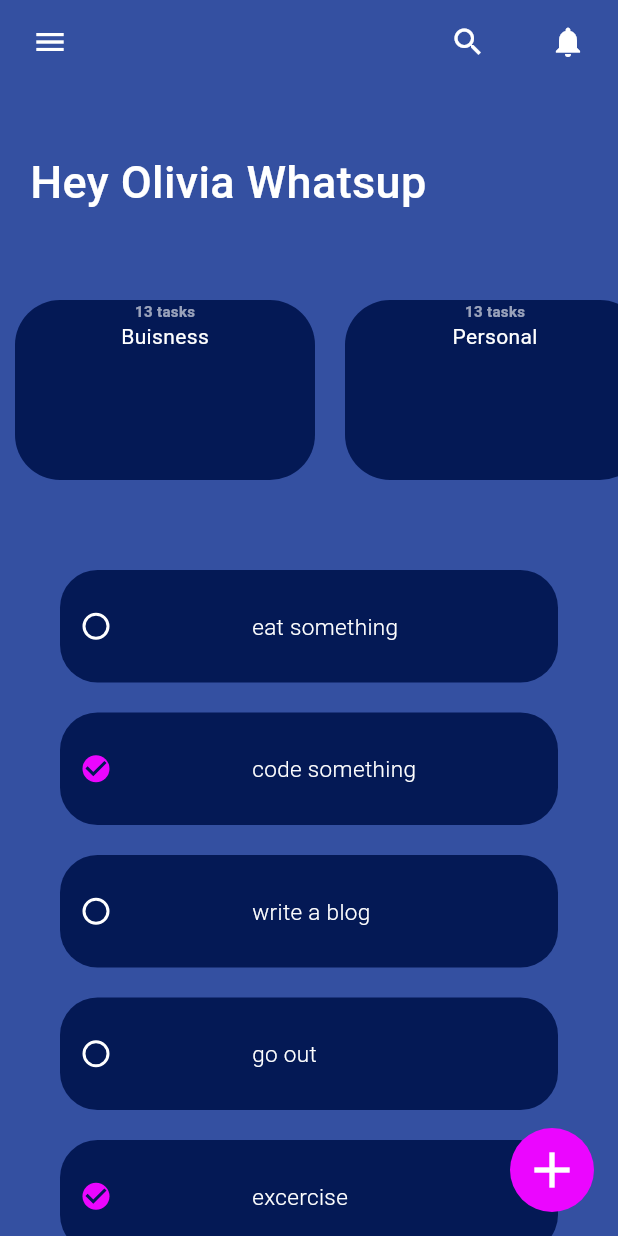
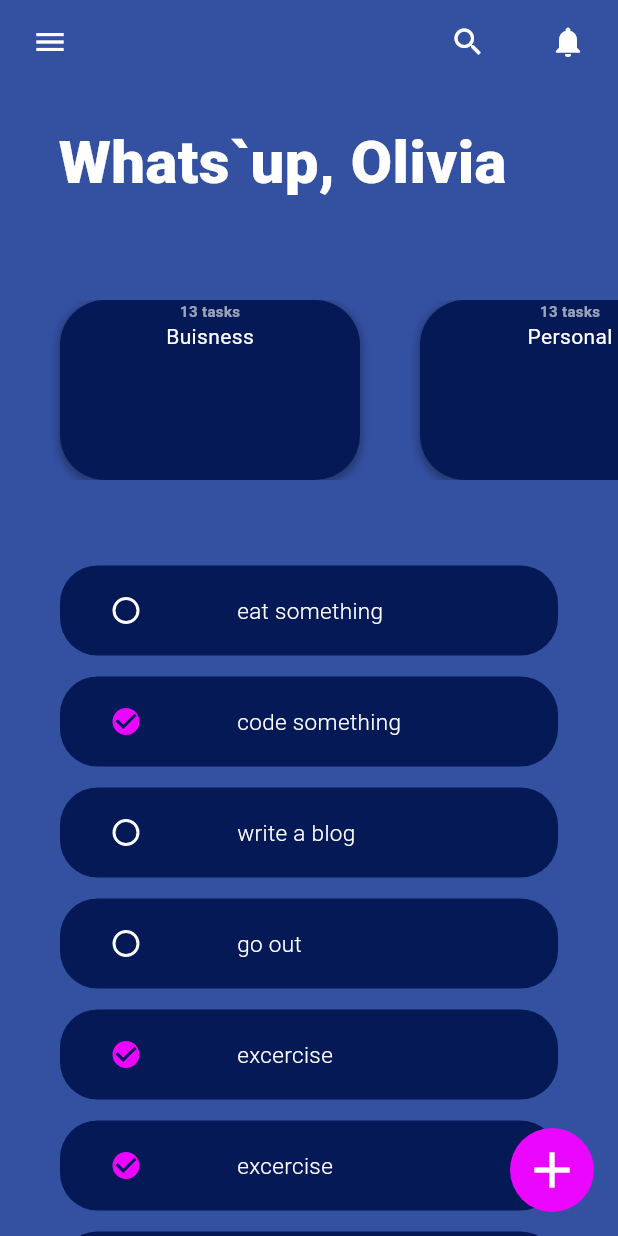
Before and after one commit to chaudharyjatin115/plan_it, a Flutter app: the screen it shows after launch, on a phone screen of 412 x 824 dp. Run offline on Flutter 3.47's test engine with Material 2 defaults, Android fonts, the phone set to English and light mode, and no system bars.

Commit message:
restructure the app

```diff
--- a/lib/src/ui/screens/home_screen.dart
+++ b/lib/src/ui/screens/home_screen.dart
@@ -1,12 +1,16 @@
 import 'package:flutter/material.dart';
-import 'package:plan_it/src/models/todo_model.dart';
-import 'package:plan_it/src/ui/const/app_constants.dart';
+import 'package:plan_it/src/ui/widgets/custom_app_bar.dart';
+
+import 'package:plan_it/src/ui/widgets/task_category_widget.dart';
+import 'package:plan_it/src/ui/widgets/task_widget.dart';
 
 class HomeScreen extends StatelessWidget {
   const HomeScreen({Key? key}) : super(key: key);
 
   @override
   Widget build(BuildContext context) {
+
+
     return Scaffold(
         floatingActionButton: Container(
           decoration: BoxDecoration(
@@ -21,115 +25,29 @@ class HomeScreen extends StatelessWidget {
         ),
         body: CustomScrollView(
           slivers: [
-            SliverAppBar(
-              backgroundColor: Theme.of(context).scaffoldBackgroundColor,
-              elevation: 0,
-              title: Text('Hey Olivia whatsup'),
-              pinned: true,
-              floating: false,
-              expandedHeight: 100,
-              collapsedHeight: 100,
-              actions: [
-                Expanded(
-                  child: Icon(Icons.menu),
-                ),
-                SizedBox(
-                  width: MediaQuery.of(context).size.width - 200,
-                ),
-                Expanded(child: Icon(Icons.search)),
-                Expanded(child: Icon(Icons.notifications)),
-              ],
-            ),
+            CustomAppBar(),
             SliverToBoxAdapter(
               child: Padding(
-                padding: const EdgeInsets.only(left: 20, right: 20),
+                padding: const EdgeInsets.only(left: 39, right: 40),
                 child: Container(
                     height: 70,
                     width: 100,
                     child: Text(
-                      'Hey Olivia Whatsup',
+                      'Whats`up, Olivia',
                       style:
-                          TextStyle(fontWeight: FontWeight.w500, fontSize: 30),
+                          TextStyle(fontWeight: FontWeight.w900, fontSize: 40),
                     )),
               ),
             ),
             SliverToBoxAdapter(
-              child: Container(height: 30),
-            ),
-            SliverToBoxAdapter(
-              child: Container(
-                height: 120,
-                width: MediaQuery.of(context).size.width,
-                child: ListView.builder(
-                  scrollDirection: Axis.horizontal,
-                  itemCount: todoCatList.length,
-                  itemBuilder: ((context, index) {
-                    return Padding(
-                      padding: const EdgeInsets.only(left: 10, right: 10),
-                      child: Container(
-                        child: Column(
-                          children: [
-                            Text(
-                              '${todoCatList[index].toDoList.length} tasks',
-                              style: TextStyle(
-                                  color: Colors.white60,
-                                  fontSize: 10,
-                                  fontWeight: FontWeight.bold),
-                            ),
-                            Container(
-                              child: Text(todoCatList[index].name),
-                            )
-                          ],
-                        ),
-                        decoration: BoxDecoration(
-                            color: containerColor,
-                            borderRadius: BorderRadius.circular(30.0)),
-                        height: 120,
-                        width: 200,
-                      ),
-                    );
-                  }),
-                ),
-              ),
-            ),
+                child: SizedBox(
+              height: 50,
+            )),
+            ToDoCategoryWidget(),
             SliverToBoxAdapter(
               child: Container(height: 50),
             ),
-            SliverList(
-              delegate: SliverChildBuilderDelegate(((context, index) {
-                return Padding(
-                  padding: const EdgeInsets.only(
-                      left: 40, right: 40, bottom: 10, top: 10),
-                  child: Container(
-                    height: 75,
-                    width: 300,
-                    decoration: BoxDecoration(
-                      color: containerColor,
-                      borderRadius: BorderRadius.circular(25.0),
-                    ),
-                    child: Row(
-                      children: [
-                        Checkbox(
-                            checkColor: containerColor,
-                            shape: RoundedRectangleBorder(
-                                borderRadius:
-                                    BorderRadius.all(Radius.circular(10.0))),
-                            value: listTodo[index].isDone,
-                            onChanged: ((value) {})),
-                        SizedBox(
-                          width: 80,
-                        ),
-                        Text(
-                          listTodo[index].taskName,
-                          style: TextStyle(
-                              fontSize: 15, fontWeight: FontWeight.w300),
-                        ),
-                      ],
-                    ),
-                  ),
-                );
-              }), childCount: listTodo.length),
-            ),
+            TaskWidget(),
           ],
         ));
   }
```
Also changed, not shown: lib/src/ui/widgets/custom_app_bar.dart (added, +30 -0 lines), lib/src/ui/widgets/task_category_widget.dart (added, +61 -0 lines), lib/src/ui/widgets/task_widget.dart (added, +49 -0 lines).
